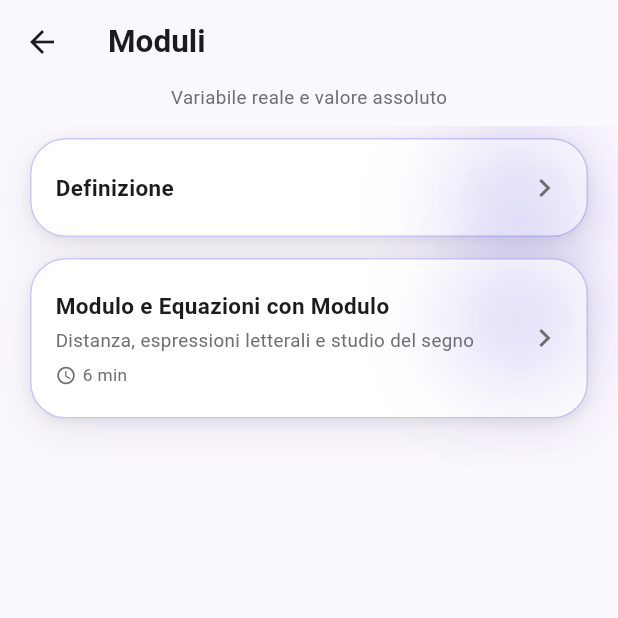
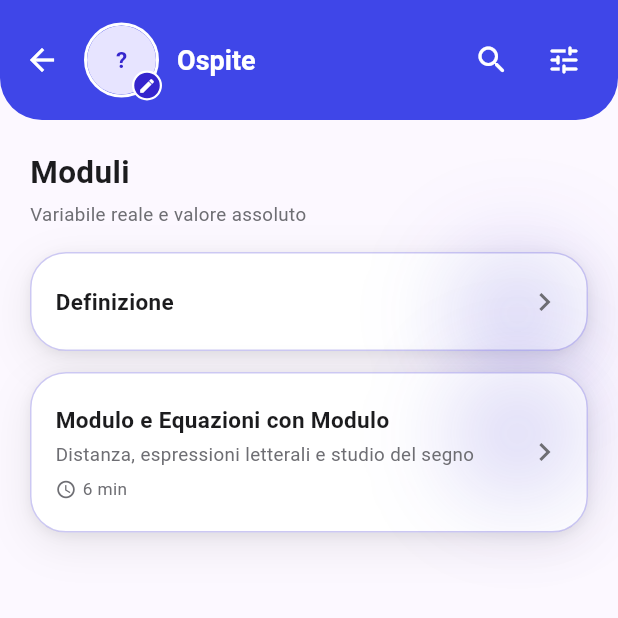
Before and after one commit to MagnificoRettore/math-app, a Flutter app: the screen it shows after launch, after a tap on "Salta", after a tap on "Moduli", on a phone screen of 412 x 824 dp, the top half of it. Run offline on Flutter 3.47's test engine with Material 3 defaults, Android fonts, the phone set to English and light mode, and no system bars; our stand-ins replace lottie, material_symbols_icons, shared_preferences; missing offline and left inert: flutter_math_fork, material_3_expressive; accounts and stored records are empty; network calls fail.

Commit message:
feat: la banda dell'header anche nella pagina di un argomento
ArgomentoLessonsScreen usa MainHeaderAppBar come le pagine main: identità,
lente e personalizzazione restano dopo aver scelto un argomento.
MainHeaderAppBar prende `showBack`, la freccia indietro bianca prima
dell'avatar. Titolo e sottotitolo dell'argomento scendono nel corpo.

Co-Authored-By: Claude Opus 5.5 <noreply@anthropic.com>

```diff
--- a/lib/screens/argomento_lessons_screen.dart
+++ b/lib/screens/argomento_lessons_screen.dart
@@ -9,6 +9,7 @@ import '../theme/app_text.dart';
 import '../theme/topic_style.dart';
 import '../widgets/app_card.dart';
 import '../widgets/empty_state.dart';
+import '../widgets/main_header.dart';
 
 /// Elenco delle lezioni di un argomento (capitolo).
 /// Passo intermedio fra il livello anno e il player a passi [LessonScreen].
@@ -26,35 +27,31 @@ class ArgomentoLessonsScreen extends StatelessWidget {
   Widget build(BuildContext context) {
     final c = AppColors.of(context);
     final color = topicColor(c, argomento.icon);
-    final lessons = argomento.lessons;
 
     return Scaffold(
-      appBar: AppBar(
-        title: Text(argomento.title),
-        bottom: argomento.subtitle.isEmpty
-            ? null
-            : PreferredSize(
-                preferredSize: const Size.fromHeight(28),
-                child: Padding(
-                  padding: const EdgeInsets.fromLTRB(16, 0, 16, 10),
-                  child: Text(
-                    argomento.subtitle,
-                    maxLines: 2,
-                    overflow: TextOverflow.ellipsis,
-                    style: TextStyle(
-                      fontSize: AppText.label,
-                      color: c.textSecondary,
+      appBar: MainHeaderAppBar(
+        showBack: true,
+        title: MainHeaderTitle(levelId: argomento.levelId),
+        actions: const [HeaderSearchButton(), HeaderCustomizationButton()],
+      ),
+      body: SafeArea(
+        child: Column(
+          crossAxisAlignment: CrossAxisAlignment.stretch,
+          children: [
+            _Heading(argomento: argomento),
+            Expanded(child: _body(context, color)),
+          ],
         ),
       ),
-                ),
-              ),
-      ),
-      body: SafeArea(
-        child: lessons.isEmpty
+    );
+  }
+
+  Widget _body(BuildContext context, Color color) {
+    final lessons = argomento.lessons;
+    return lessons.isEmpty
         ? EmptyState(
             title: 'Nessuna lezione in ${argomento.title}',
-                subtitle:
-                    'Le lezioni guidate per questo capitolo sono in arrivo.',
+            subtitle: 'Le lezioni guidate per questo capitolo sono in arrivo.',
           )
         : ListenableBuilder(
             listenable: ProgressStore.instance,
@@ -85,7 +82,43 @@ class ArgomentoLessonsScreen extends StatelessWidget {
                   ),
               ],
             ),
+          );
+  }
+}
+
+/// Titolo e sottotitolo dell'argomento in testa alla pagina: nella banda c'è
+/// l'identità, quindi il nome della pagina scende nel corpo.
+class _Heading extends StatelessWidget {
+  final Argomento argomento;
+
+  const _Heading({required this.argomento});
+
+  @override
+  Widget build(BuildContext context) {
+    final c = AppColors.of(context);
+    return Padding(
+      padding: const EdgeInsets.fromLTRB(20, 20, 20, 8),
+      child: Column(
+        crossAxisAlignment: CrossAxisAlignment.start,
+        children: [
+          Text(
+            argomento.title,
+            style: TextStyle(
+              fontSize: AppText.headline,
+              fontWeight: FontWeight.w700,
+              color: c.textPrimary,
             ),
+          ),
+          if (argomento.subtitle.isNotEmpty) ...[
+            const SizedBox(height: 4),
+            Text(
+              argomento.subtitle,
+              maxLines: 2,
+              overflow: TextOverflow.ellipsis,
+              style: TextStyle(fontSize: AppText.label, color: c.textSecondary),
+            ),
+          ],
+        ],
       ),
     );
   }
--- a/lib/widgets/main_header.dart
+++ b/lib/widgets/main_header.dart
@@ -74,16 +74,22 @@ class MainHeaderTitle extends StatelessWidget {
 /// nell'`AppBar.bottom`, che lo dipingerebbe di blu: il colore è solo della
 /// riga dell'header. L'`AppBar` sta in un `Expanded` perché dentro una `Column`
 /// senza limite di altezza il suo layout non si chiude.
+///
+/// [showBack] mette la freccia indietro prima dell'identità: serve alle
+/// sotto-pagine che tengono la banda (la pagina di un argomento), dove su iOS
+/// e sul web non c'è un back di sistema.
 class MainHeaderAppBar extends StatelessWidget implements PreferredSizeWidget {
   final Widget? title;
   final PreferredSizeWidget? bottom;
   final List<Widget> actions;
+  final bool showBack;
 
   const MainHeaderAppBar({
     super.key,
     this.title,
     this.bottom,
     this.actions = const <Widget>[],
+    this.showBack = false,
   });
 
   @override
@@ -101,7 +107,10 @@ class MainHeaderAppBar extends StatelessWidget implements PreferredSizeWidget {
           child: AppBar(
             automaticallyImplyLeading: false,
             toolbarHeight: kHeaderToolbarHeight,
-            titleSpacing: kHeaderHorizontalMargin,
+            leading: showBack ? BackButton(color: c.headerOnBlue) : null,
+            // Con la freccia il margine lo dà già lei: 30 in più staccherebbero
+            // l'avatar dalla freccia come se fossero due cose diverse.
+            titleSpacing: showBack ? 0 : kHeaderHorizontalMargin,
             backgroundColor: c.headerBlue,
             foregroundColor: c.headerOnBlue,
             // Senza ombra: sotto gli angoli c'è lo sfondo della pagina, e
```
Also changed, not shown: 3 other files. Lines whose indentation alone changed are shown as unchanged.
